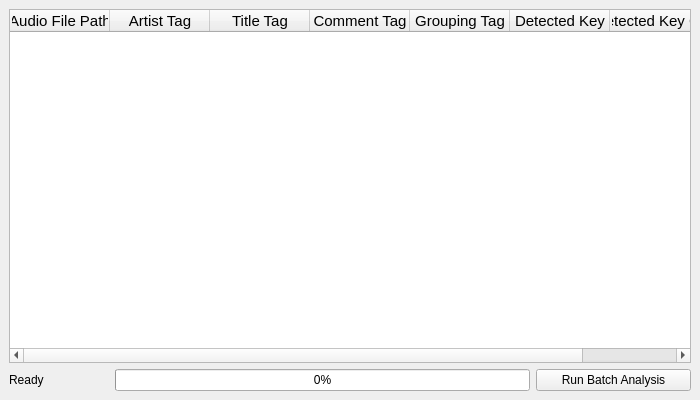
Old version of the form batchwindow.ui in the repository ibsh/is_KeyFinder.
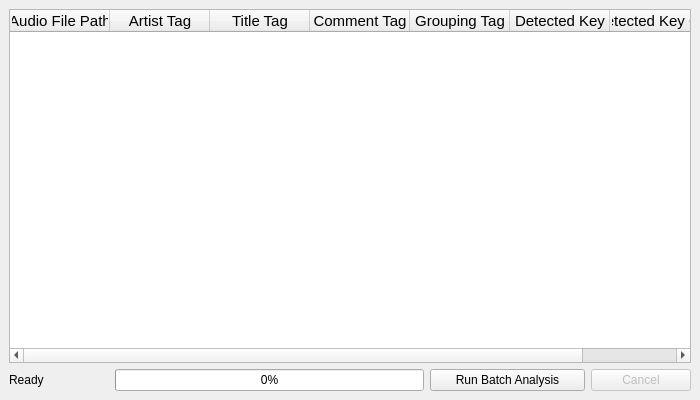
New version of the form.

The edit to the form file:
```diff
--- a/batchwindow.ui
+++ b/batchwindow.ui
@@ -130,6 +130,28 @@
         </property>
        </widget>
       </item>
+      <item>
+       <widget class="QPushButton" name="cancelBatchButton">
+        <property name="enabled">
+         <bool>false</bool>
+        </property>
+        <property name="minimumSize">
+         <size>
+          <width>100</width>
+          <height>0</height>
+         </size>
+        </property>
+        <property name="maximumSize">
+         <size>
+          <width>100</width>
+          <height>16777215</height>
+         </size>
+        </property>
+        <property name="text">
+         <string>Cancel</string>
+        </property>
+       </widget>
+      </item>
      </layout>
     </item>
    </layout>
```
